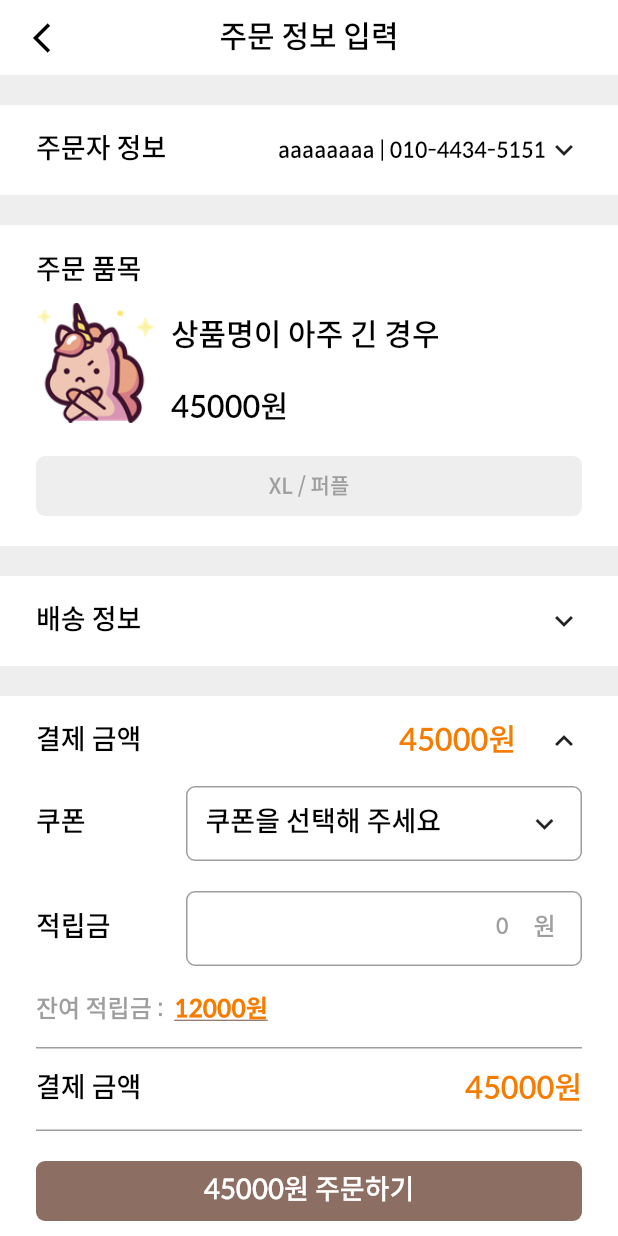
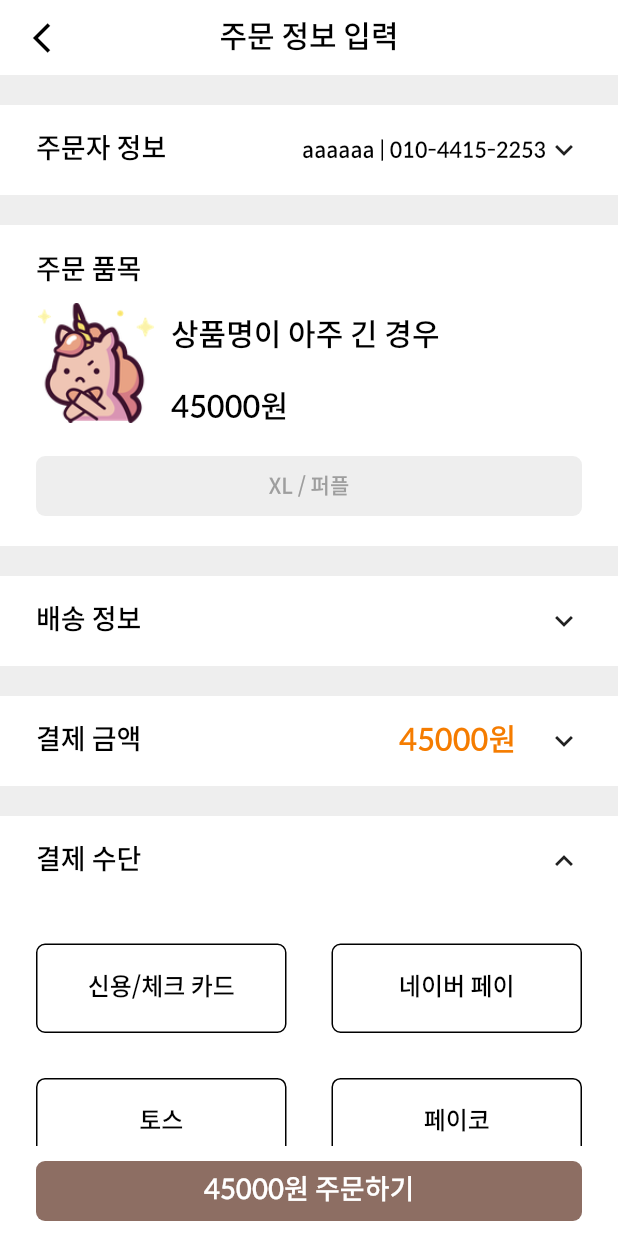
Before and after one commit to jgwng/shoppingapp, a Flutter app: the OrderInfoPage screen opened directly, after a tap on the "keyboard arrow down" icon, on a phone screen of 412 x 824 dp. Run offline on Flutter 3.47's test engine with Material 2 defaults, Android fonts, the phone set to English and light mode, and no system bars; our stand-ins replace cloud_firestore, cloud_functions, device_info, firebase_auth, firebase_core, firebase_messaging and 11 more; missing offline and left inert: flutter_absolute_path, hexagon, kakao_flutter_sdk, kopo, korean_words, multi_image_picker and 1 more; accounts and stored records are empty.

Commit message:
05/21 commit

```diff
--- a/lib/models/order.dart
+++ b/lib/models/order.dart
@@ -54,6 +54,6 @@
   String color;
   String size;
 
-  OrderItem({this.productName,this.quantity,this.amount,this.color,this.size});
+  OrderItem({this.productName = 'aaaa',this.quantity = '1',this.amount = '40000',this.color = '보라',this.size = 'XL'});
 
 }
--- a/lib/screens/order_cart_page/order_cart_page.dart
+++ b/lib/screens/order_cart_page/order_cart_page.dart
@@ -1,7 +1,7 @@
 import 'package:flutter/cupertino.dart';
 import 'package:flutter/material.dart';
 import 'package:shoppingapp/constants/app_themes.dart';
-import 'package:shoppingapp/models/product.dart';
+import 'package:shoppingapp/models/order.dart';
 import 'package:shoppingapp/screens/order_check_page/order_info_page.dart';
 import 'package:shoppingapp/widgets/app_bar/text_title_appbar.dart';
 import 'package:shoppingapp/widgets/custom_checkbox.dart';
@@ -130,7 +130,7 @@
           shape: RoundedRectangleBorder(
               borderRadius: BorderRadius.circular(6.0),
             ),
-          onPressed: () => Navigator.push(context,MaterialPageRoute(builder:(c) => OrderInfoPage(productList: [Product()],))),
+          onPressed: () => Navigator.push(context,MaterialPageRoute(builder:(c) => OrderInfoPage(productList: [OrderItem()],))),
           child: Text("${totalPrice+2000}원 주문하기",style: AppThemes.textTheme.subtitle1.copyWith(color:Colors.white),),
         ),
       ) : null
--- a/lib/screens/order_check_page/order_info_page.dart
+++ b/lib/screens/order_check_page/order_info_page.dart
@@ -4,15 +4,16 @@
 import 'package:kopo/kopo.dart';
 import 'package:shoppingapp/constants/app_themes.dart';
 import 'package:shoppingapp/constants/size.dart';
+import 'package:shoppingapp/models/order.dart';
 import 'package:shoppingapp/models/select_model.dart';
 import 'package:shoppingapp/screens/setting_page/local_widget/scroll_behavior.dart';
 import 'package:shoppingapp/screens/setting_page/personal_info_page/address_book_page.dart';
 import 'package:shoppingapp/widgets/app_bar/text_title_appbar.dart';
+import 'package:shoppingapp/widgets/custom_checkbox.dart';
 import 'package:shoppingapp/widgets/text_label_field.dart';
-import 'package:shoppingapp/models/product.dart';
 class OrderInfoPage extends StatefulWidget{
   OrderInfoPage({Key key, this.productList}) : super(key: key);
-  final List<Product> productList;
+  final List<OrderItem> productList;
   @override
   _OrderInfoPageState createState() => _OrderInfoPageState();
 }
@@ -44,8 +45,13 @@
 
   String postNumber = "우편번호";
   String firstAddress = '검색을 통해 주소를 입력하세요';
+  String name = 'aaaaaa';
+  String phoneNumber = '010-4415-2253';
+  bool isDefault = false;
 
-  bool isDefault = false;
+
+
+
   @override
   void initState() {
     super.initState();
@@ -107,6 +113,12 @@
                   behavior: HitTestBehavior.opaque,
                   onTap: (){
                   setState(() {
+                    if(userInfoSelect){
+                      name = orderNameController.text  == '' ? 'aaaa' : orderNameController.text;
+                      phoneNumber = (phoneFirstController.text == '' ? '010' : phoneFirstController.text) + '-' +
+                          (phoneSecondController.text == '' ? '4415' : phoneSecondController.text) + '-'
+                          +(phoneThirdController.text == '' ? '4456': phoneThirdController.text);
+                    }
                     userInfoSelect = ! userInfoSelect;
                   });
                 },
@@ -114,8 +126,7 @@
                     height: 40,
                     child: Row(
                       children: [
-                    Text("aaaaaaaa | 010-4434-5151",style: AppThemes.textTheme.subtitle2,),
-
+                        Text("$name | $phoneNumber",style: AppThemes.textTheme.subtitle2,),
                         Icon(userInfoSelect ? Icons.keyboard_arrow_up_outlined : Icons.keyboard_arrow_down_outlined),
                   ],
                 ),
@@ -203,7 +214,16 @@
           inputFormatters: [
             LengthLimitingTextInputFormatter(maxLength),
           ],
+          maxLength: maxLength,
+          keyboardType: TextInputType.number,
+          controller: textEditingController,
+          focusNode: focusNode,
+          onChanged: (newText){
+            if(textEditingController.text.length == maxLength)
+              Focus.of(context).nextFocus();
+          },
           decoration: InputDecoration(
+          counterText:'',
             border: UnderlineInputBorder(
                 borderSide: BorderSide(
                     color: Colors.transparent)),
@@ -248,17 +268,46 @@
         if(userAddressSelect)
         Column(
           children: [
+            Row(
+              mainAxisAlignment: MainAxisAlignment.spaceBetween,
+              children: [
+                Row(
+                  children: [
+                    SizedBox(
+                      width: 20,height: 20,
+                      child: CustomCheckBox(
+                      radius: Radius.circular(3),
+                      borderColor: Colors.black,
+                      value: isDefault,
+                      checkColor: Colors.white,
+                      activeColor: AppThemes.mainColor,
+                      onChanged: (value)  {
+                        setState(() {
+                          isDefault = !isDefault;
+                       });
+                      }, //체크시 개인정보 수집 및 이용 동의
+                    ),),
+                    SizedBox(width: 10,),
+                    Text('기본 배송지',style: AppThemes.textTheme.bodyText1,textAlign: TextAlign.left,),
+                  ],
+                ),
                 GestureDetector(
                   behavior: HitTestBehavior.opaque,
                   onTap: () async {
-                List<String> addressList = await Navigator.push(context,MaterialPageRoute(builder:(c) =>  AddressBookPage()));
+                    List<dynamic> result = await Navigator.push(context,MaterialPageRoute(builder:(c) =>  AddressBookPage(isChange: false,)));
+                    if(result != null){
+                      setState(() {
+                        postNumber = result[0];
+                        firstAddress = result[1];
+                        secondAddressController.text = result[2];
+                      });
+                    }
                     },
                   child: Container(
                     height:40,alignment: Alignment.centerRight,child: Text("주소록 확인하기",style: AppThemes.textTheme.subtitle1,textAlign: TextAlign.right,),),
-
                 ),
-
-
+              ],
+            ),
             SizedBox(height: 10,),
             TextLabelField(controller: recipientController,focusNode: recipientFocusNode,label: "받는 사람",hintText: "수령인",isNumber: false,),
             SizedBox(height: 20,),
@@ -361,7 +410,7 @@
     );
   }
 
-  Widget orderListItem(Product product){
+  Widget orderListItem(OrderItem orderItem){
     return Column(
       crossAxisAlignment: CrossAxisAlignment.start,
       children: [
@@ -378,10 +427,8 @@
               children: [
                 SizedBox(height: 10,),
                 Text("상품명이 아주 긴 경우\n\n45000원",style: AppThemes.textTheme.headline1),
-
               ],
             ),
-
           ],
         ),
         SizedBox(height: 20,),
@@ -420,22 +467,23 @@
             mainAxisAlignment: MainAxisAlignment.spaceBetween,
             children: [
             Text("결제 금액",style: AppThemes.textTheme.subtitle1,),
+              GestureDetector(
+                onTap: (){
+                  setState(() {
+                    orderAmountSelect = ! orderAmountSelect;
+                  });
+                },
+                child:
                 Container(
                    height: 40,
                     child: Row(
                     children: [
                        Text("${45000-int.parse(pointController.text=="" ? "0" : pointController.text)}원",style: AppThemes.textTheme.headline1.copyWith(color: AppThemes.pointColor),),
                        SizedBox(width: 20,),
-                 GestureDetector(
-                    onTap: (){
-                    setState(() {
-                      orderAmountSelect = ! orderAmountSelect;
-                    });
-                    },
-                    child: Icon(orderAmountSelect ? Icons.keyboard_arrow_up_outlined : Icons.keyboard_arrow_down_outlined),
-                    )],
+                       Icon(orderAmountSelect ? Icons.keyboard_arrow_up_outlined : Icons.keyboard_arrow_down_outlined),
+               ],
                     ),
-                    ),
+                    )),
                 ],
       ),
           SizedBox(height: 10,),
@@ -542,8 +590,6 @@
               SizedBox(height:15),
               amountListItem("총 상품 금액","45000원"),
               SizedBox(height:10),
-              amountListItem("상품 할인","0원"),
-              SizedBox(height:10),
                amountListItem("쿠폰/포인트 할인","${ (pointController.text == "") ? 0 : pointController.text}원"),
               SizedBox(height:10),
               amountListItem("배송비","2000원"),
@@ -572,22 +618,24 @@
               mainAxisAlignment: MainAxisAlignment.spaceBetween,
               children: [
                 Text("결제 수단",style: AppThemes.textTheme.subtitle1,),
+                GestureDetector(
+                  behavior: HitTestBehavior.opaque,
+                    onTap: (){
+                    setState(() {
+                      howToPaySelect = ! howToPaySelect;
+                    });
+                  },
+                  child:
                 Container(
                   height: 40,
                   child: Row(
                     children: [
                       Text(howToPay,style: AppThemes.textTheme.bodyText1,),
                       SizedBox(width: 20,),
-                      GestureDetector(
-                        onTap: (){
-                          setState(() {
-                            howToPaySelect = ! howToPaySelect;
-                          });
-                        },
-                        child: Icon(howToPaySelect ? Icons.keyboard_arrow_up_outlined : Icons.keyboard_arrow_down_outlined),
-                      )],
+                       Icon(howToPaySelect ? Icons.keyboard_arrow_up_outlined : Icons.keyboard_arrow_down_outlined),
+                      ],
                   ),
-                ),
+                )),
               ],
             ),
             SizedBox(height: 10,),
--- a/lib/screens/setting_page/personal_info_page/modify_address_page.dart
+++ b/lib/screens/setting_page/personal_info_page/modify_address_page.dart
@@ -4,7 +4,6 @@
 import 'package:shoppingapp/constants/app_themes.dart';
 import 'package:shoppingapp/constants/size.dart';
 import 'package:shoppingapp/widgets/app_bar/text_title_appbar.dart';
-import 'package:shoppingapp/widgets/text_label_field.dart';
 import 'package:shoppingapp/models/address.dart';
 class ModifyAddress extends StatefulWidget{
   @override
--- a/lib/screens/setting_page/personal_info_page/personal_info_page.dart
+++ b/lib/screens/setting_page/personal_info_page/personal_info_page.dart
@@ -365,7 +365,7 @@
   Widget labelField(String text){
     return GestureDetector(
         behavior: HitTestBehavior.opaque,
-        onTap: () => Navigator.push(context,MaterialPageRoute(builder:(c) => (text == "기본 환불 계좌 설정") ? RefundAccountPage() : AddressBookPage() )),
+        onTap: () => Navigator.push(context,MaterialPageRoute(builder:(c) => (text == "기본 환불 계좌 설정") ? RefundAccountPage() : AddressBookPage(isChange : true) )),
 
         child: Container(
           height : 70,
--- a/lib/widgets/modify_info_dialog.dart
+++ b/lib/widgets/modify_info_dialog.dart
@@ -48,9 +48,7 @@
     return Expanded(
         child: GestureDetector(
           behavior: HitTestBehavior.opaque,
-          onTap: (){
-           Navigator.pop(context,(text == '확인') ? true : false);
-          },
+          onTap: () => Navigator.pop(context,(text == '확인') ? true : false),
           child: Container(
             height: 60,
             alignment: Alignment.center,
```
Also changed, not shown: lib/screens/favorite_list_page/favorite_list_page.dart (+65 -12 lines), lib/screens/home_page/product_option_select_page.dart (+14 -4 lines), lib/screens/setting_page/personal_info_page/address_book_page.dart (+11 -0 lines). Lines whose indentation alone changed are shown as unchanged.
